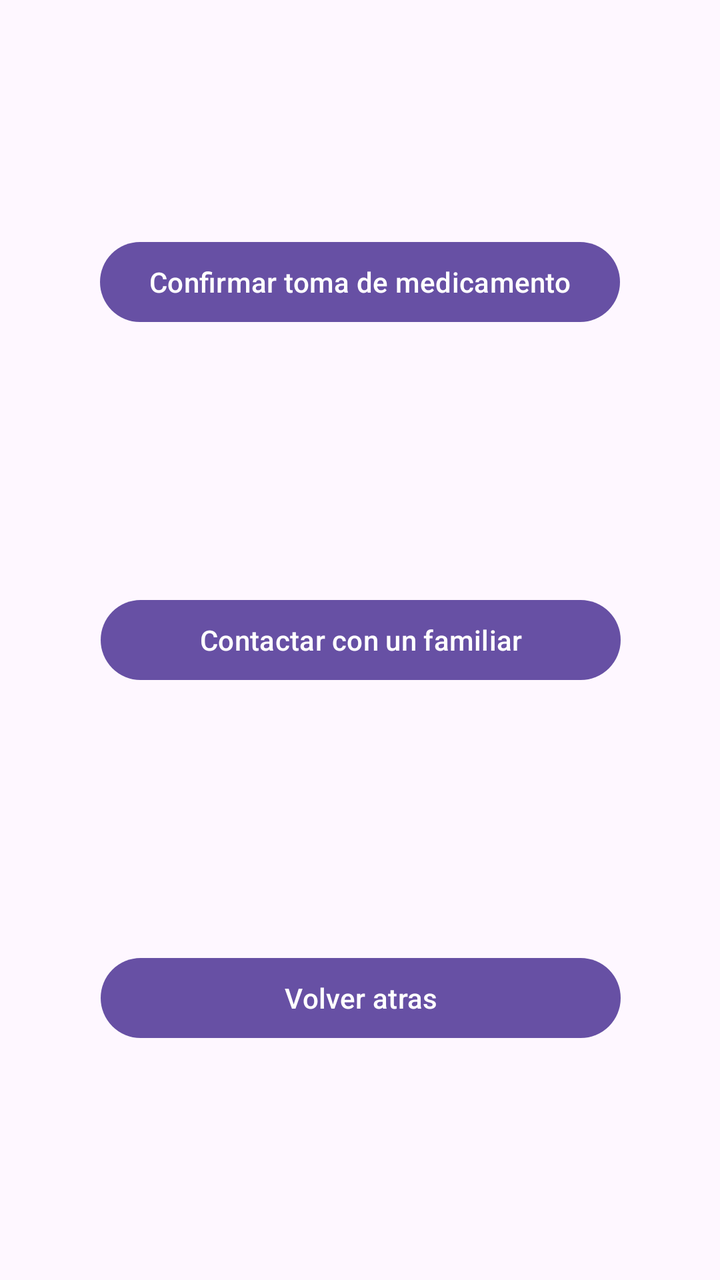
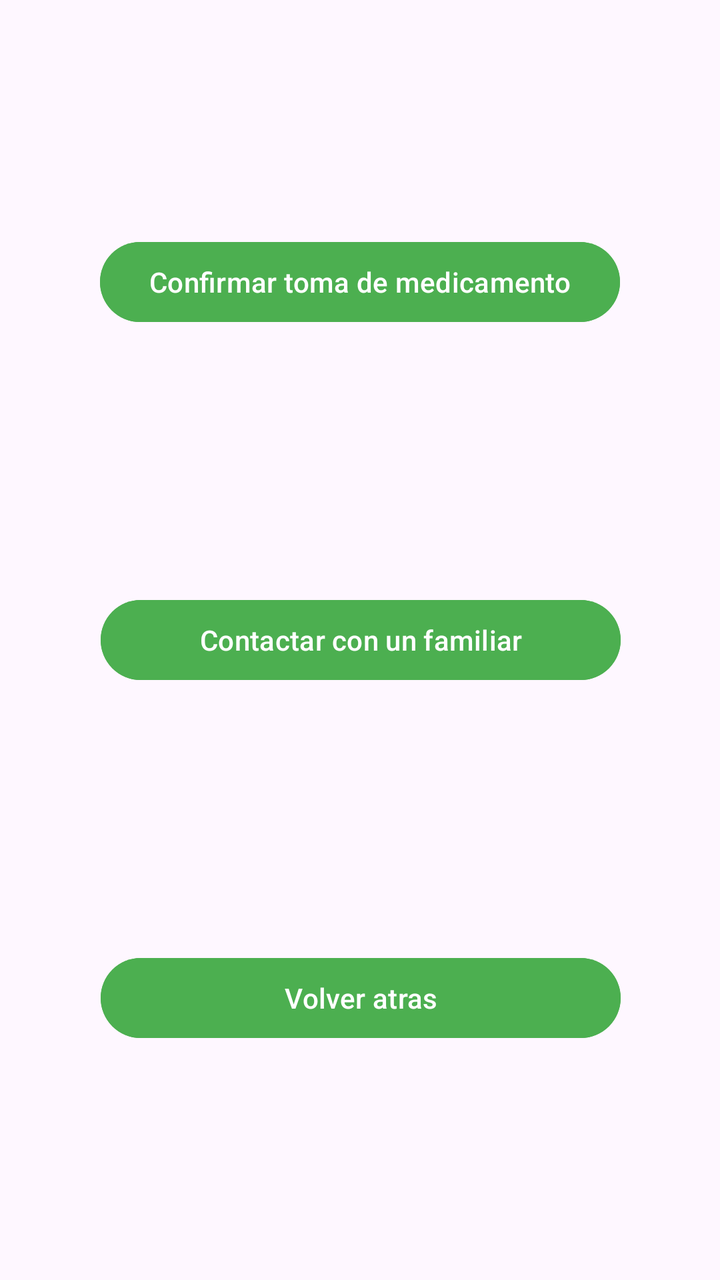

Screens rendered from an Android XML layout before and after an edit, with the pre-edit source and the edit as a unified diff.
<!-- AndroidManifest.xml: application theme Theme.ElPastillero -->
<!-- res/layout/activity_5.xml -->
<?xml version="1.0" encoding="utf-8"?>
<androidx.constraintlayout.widget.ConstraintLayout xmlns:android="http://schemas.android.com/apk/res/android"
    xmlns:app="http://schemas.android.com/apk/res-auto"
    xmlns:tools="http://schemas.android.com/tools"
    android:id="@+id/main"
    android:layout_width="match_parent"
    android:layout_height="match_parent"
    tools:context=".Activity5">

    <Button
        android:id="@+id/btnToma"
        android:layout_width="260dp"
        android:layout_height="wrap_content"
        android:text="Confirmar toma de medicamento"
        app:layout_constraintTop_toTopOf="parent"
        app:layout_constraintBottom_toTopOf="@id/btnInvitacion"
        app:layout_constraintStart_toStartOf="parent"
        app:layout_constraintEnd_toEndOf="parent"
        />

    <Button
        android:id="@+id/btnInvitacion"
        android:layout_width="260dp"
        android:layout_height="wrap_content"
        android:layout_marginTop="14dp"
        android:text="Contactar con un familiar"
        app:layout_constraintBottom_toTopOf="@id/btnVolver"
        app:layout_constraintEnd_toEndOf="parent"
        app:layout_constraintHorizontal_bias="0.503"
        app:layout_constraintStart_toStartOf="parent"
        app:layout_constraintTop_toBottomOf="@id/btnToma" />

    <Button
        android:id="@+id/btnVolver"
        android:layout_width="260dp"
        android:layout_height="wrap_content"
        android:layout_marginTop="14dp"
        android:text="Volver atras"
        app:layout_constraintBottom_toBottomOf="parent"
        app:layout_constraintEnd_toEndOf="parent"
        app:layout_constraintHorizontal_bias="0.503"
        app:layout_constraintStart_toStartOf="parent"
        app:layout_constraintTop_toBottomOf="@id/btnInvitacion" />


</androidx.constraintlayout.widget.ConstraintLayout>
<!-- resources referenced by this layout -->
<resources>
  <style name="Theme.ElPastillero" parent="Base.Theme.ElPastillero" />
  <style name="Base.Theme.ElPastillero" parent="Theme.Material3.DayNight.NoActionBar">
          
          
      </style>
</resources>

<!-- the commit's change to res/layout/activity_5.xml (unified diff, before → after) -->
@@ -12,6 +12,7 @@
         android:layout_width="260dp"
         android:layout_height="wrap_content"
         android:text="Confirmar toma de medicamento"
+        android:backgroundTint="#4CAF50"
         app:layout_constraintTop_toTopOf="parent"
         app:layout_constraintBottom_toTopOf="@id/btnInvitacion"
         app:layout_constraintStart_toStartOf="parent"
@@ -24,6 +25,7 @@
         android:layout_height="wrap_content"
         android:layout_marginTop="14dp"
         android:text="Contactar con un familiar"
+        android:backgroundTint="#4CAF50"
         app:layout_constraintBottom_toTopOf="@id/btnVolver"
         app:layout_constraintEnd_toEndOf="parent"
         app:layout_constraintHorizontal_bias="0.503"
@@ -36,6 +38,7 @@
         android:layout_height="wrap_content"
         android:layout_marginTop="14dp"
         android:text="Volver atras"
+        android:backgroundTint="#4CAF50"
         app:layout_constraintBottom_toBottomOf="parent"
         app:layout_constraintEnd_toEndOf="parent"
         app:layout_constraintHorizontal_bias="0.503"
